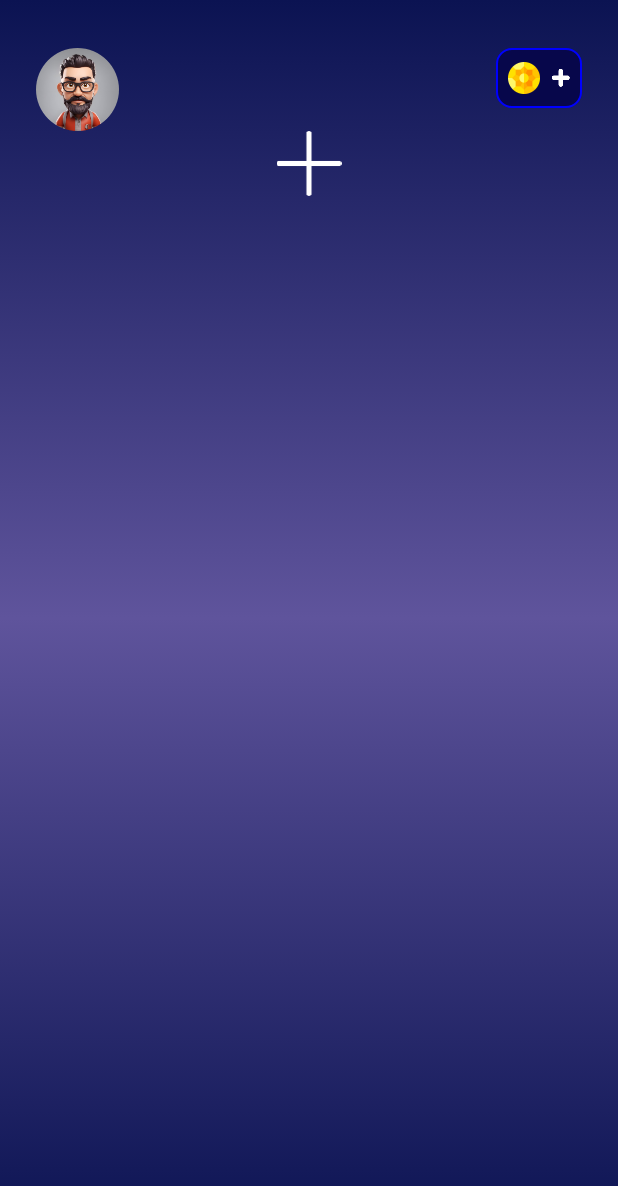
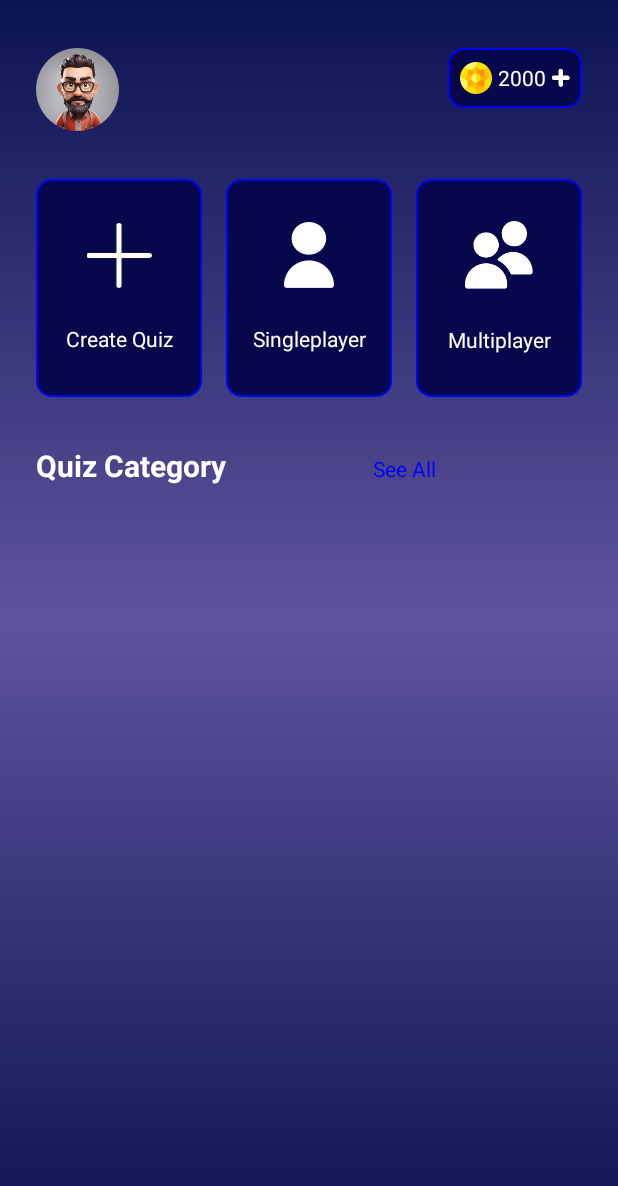
Before and after one commit to ArmiziDev/CleverCards, an Android app: the screen it shows after launch (MainActivity), on a phone screen of 412 x 824 dp. Shown: the top 1186 px of the screen. Run offline under Robolectric (Android 15) with nearby library versions, the phone set to English and light mode, and no system bars; Roboto replaces fonts that are not available here.

Commit message:
Create More UI
There is more layout to the app

```diff
--- a/app/src/main/res/layout/activity_main.xml
+++ b/app/src/main/res/layout/activity_main.xml
@@ -65,11 +65,11 @@
                         android:id="@+id/textView2"
                         android:layout_width="wrap_content"
                         android:layout_height="wrap_content"
-                        android:textColor="@color/white"
                         android:layout_gravity="center_vertical"
                         android:layout_marginStart="4dp"
                         android:layout_marginEnd="4dp"
-                        tools:text="2000" />
+                        android:text="2000"
+                        android:textColor="@color/white" />
 
                     <ImageView
                         android:id="@+id/imageView3"
@@ -82,12 +82,20 @@
 
             <LinearLayout
                 android:layout_width="match_parent"
-                android:layout_height="match_parent"
+                android:layout_height="145dp"
+                android:layout_marginStart="24dp"
+                android:layout_marginEnd="24dp"
+                android:layout_marginTop="32dp"
                 android:orientation="horizontal">
 
                 <LinearLayout
-                    android:layout_width="match_parent"
-                    android:layout_height="145dp"
+                    android:id="@+id/createQuizButton"
+                    android:layout_width="0dp"
+                    android:layout_height="match_parent"
+                    android:layout_marginEnd="8dp"
+                    android:layout_weight="0.333"
+                    android:background="@drawable/navy_background"
+                    android:gravity="center"
                     android:orientation="vertical">
 
                     <ImageView
@@ -95,8 +103,103 @@
                         android:layout_width="match_parent"
                         android:layout_height="wrap_content"
                         app:srcCompat="@drawable/btn1" />
+
+                    <TextView
+                        android:id="@+id/textView3"
+                        android:layout_width="match_parent"
+                        android:layout_height="wrap_content"
+                        android:layout_marginTop="24dp"
+                        android:text="Create Quiz"
+                        android:textAlignment="center"
+                        android:textColor="@color/white" />
+                </LinearLayout>
+
+                <LinearLayout
+                    android:id="@+id/singleplayerButton"
+                    android:layout_width="0dp"
+                    android:layout_height="match_parent"
+                    android:layout_marginStart="8dp"
+                    android:layout_marginEnd="8dp"
+                    android:layout_weight="0.333"
+                    android:background="@drawable/navy_background"
+                    android:gravity="center"
+                    android:orientation="vertical">
+
+                    <ImageView
+                        android:id="@+id/imageView4"
+                        android:layout_width="match_parent"
+                        android:layout_height="wrap_content"
+                        app:srcCompat="@drawable/btn2" />
+
+                    <TextView
+                        android:id="@+id/textView3"
+                        android:layout_width="match_parent"
+                        android:layout_height="wrap_content"
+                        android:layout_marginTop="24dp"
+                        android:text="Singleplayer"
+                        android:textAlignment="center"
+                        android:textColor="@color/white" />
+                </LinearLayout>
+
+                <LinearLayout
+                    android:id="@+id/multiplayerButton"
+                    android:layout_width="0dp"
+                    android:layout_height="match_parent"
+                    android:layout_marginStart="8dp"
+                    android:layout_weight="0.333"
+                    android:background="@drawable/navy_background"
+                    android:gravity="center"
+                    android:orientation="vertical">
+
+                    <ImageView
+                        android:id="@+id/imageView4"
+                        android:layout_width="match_parent"
+                        android:layout_height="wrap_content"
+                        app:srcCompat="@drawable/btn3" />
+
+                    <TextView
+                        android:id="@+id/textView3"
+                        android:layout_width="match_parent"
+                        android:layout_height="wrap_content"
+                        android:layout_marginTop="24dp"
+                        android:text="Multiplayer"
+                        android:textAlignment="center"
+                        android:textColor="@color/white" />
                 </LinearLayout>
             </LinearLayout>
+
+            <LinearLayout
+                android:layout_width="match_parent"
+                android:layout_height="match_parent"
+                android:layout_marginStart="24dp"
+                android:layout_marginEnd="24dp"
+                android:layout_marginTop="32dp"
+                android:orientation="horizontal">
+
+                <TextView
+                    android:id="@+id/textView4"
+                    android:layout_width="wrap_content"
+                    android:layout_height="wrap_content"
+                    android:layout_weight="1"
+                    android:text="Quiz Category"
+                    android:textColor="@color/white"
+                    android:textStyle="bold"
+                    android:textSize="20sp"/>
+
+                <TextView
+                    android:id="@+id/textView5"
+                    android:layout_width="wrap_content"
+                    android:layout_height="wrap_content"
+                    android:layout_weight="1"
+                    android:text="See All"
+                    android:textColor="@color/blue"
+                    />
+            </LinearLayout>
+
+            <LinearLayout
+                android:layout_width="match_parent"
+                android:layout_height="match_parent"
+                android:orientation="horizontal"></LinearLayout>
 
         </LinearLayout>
     </ScrollView>
```
